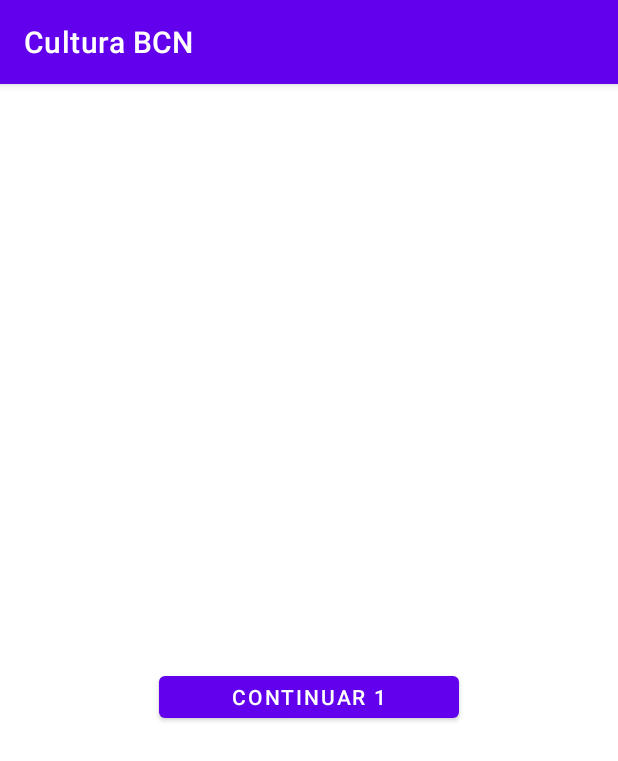
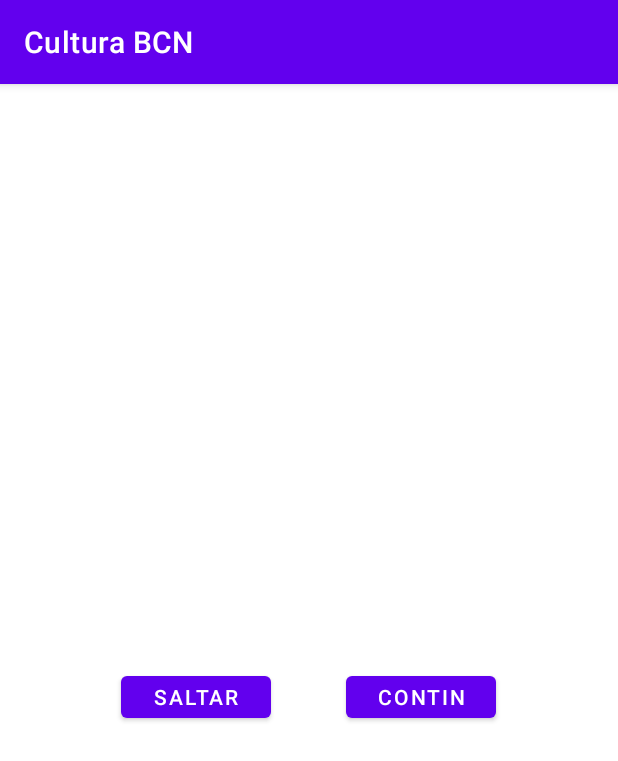
Before and after one commit to DevRoger/Cultura_BCN, an Android app: the screen it shows after launch (OnboardingActivity), on a phone screen of 412 x 824 dp. Shown: the top 761 px of the screen. Run offline under Robolectric (Android 15) with nearby library versions, the phone set to English and light mode, and no system bars.

Commit message:
Implementados botones de 'Skip' en OnBoarding.

```diff
--- a/app/src/main/java/com/example/culturabcn/onboarding/OnboardingActivity.kt
+++ b/app/src/main/java/com/example/culturabcn/onboarding/OnboardingActivity.kt
@@ -4,8 +4,6 @@ import android.os.Bundle
 import androidx.appcompat.app.AppCompatActivity
 import androidx.viewpager2.widget.ViewPager2
 import com.example.culturabcn.R
-import com.google.android.material.tabs.TabLayout
-import com.google.android.material.tabs.TabLayoutMediator
 
 class OnboardingActivity : AppCompatActivity() {
 
--- a/app/src/main/java/com/example/culturabcn/onboarding/OnboardingAdapter.kt
+++ b/app/src/main/java/com/example/culturabcn/onboarding/OnboardingAdapter.kt
@@ -1,6 +1,5 @@
 package com.example.culturabcn.onboarding
 
-import android.os.Bundle
 import androidx.fragment.app.Fragment
 import androidx.viewpager2.adapter.FragmentStateAdapter
 import OnboardingFragment1
--- a/app/src/main/java/com/example/culturabcn/onboarding/OnboardingFragment1.kt
+++ b/app/src/main/java/com/example/culturabcn/onboarding/OnboardingFragment1.kt
@@ -1,8 +1,10 @@
+import android.content.Intent
 import android.os.Bundle
 import android.view.View
 import android.widget.Button
 import androidx.fragment.app.Fragment
 import androidx.viewpager2.widget.ViewPager2
+import com.example.culturabcn.MainActivity
 import com.example.culturabcn.R
 
 class OnboardingFragment1 : Fragment(R.layout.fragment_onboarding_1) {
@@ -11,10 +13,19 @@ class OnboardingFragment1 : Fragment(R.layout.fragment_onboarding_1) {
         super.onViewCreated(view, savedInstanceState)
 
         val btnContinuarF1 = view.findViewById<Button>(R.id.btnContinuarF1)
+        val btnSaltarF1 = view.findViewById<Button>(R.id.btnSaltar1)
 
         btnContinuarF1.setOnClickListener {
             val viewPager2 = requireActivity().findViewById<ViewPager2>(R.id.viewPager)  // Obtener el ViewPager2 de la actividad
             viewPager2.currentItem = 1
         }
+
+        btnSaltarF1.setOnClickListener {
+            // Redirigir al usuario a la MainActivity
+            val intent = Intent(requireActivity(), MainActivity::class.java)
+            startActivity(intent)
+
+            requireActivity().finish()  // Termina la actividad de onboarding para que no pueda volver
+        }
     }
 }
--- a/app/src/main/res/layout/fragment_onboarding_1.xml
+++ b/app/src/main/res/layout/fragment_onboarding_1.xml
@@ -1,15 +1,29 @@
 <?xml version="1.0" encoding="utf-8"?>
-<FrameLayout
-    xmlns:android="http://schemas.android.com/apk/res/android"
+<FrameLayout xmlns:android="http://schemas.android.com/apk/res/android"
     android:layout_width="match_parent"
-    android:layout_height="match_parent" >
+    android:layout_height="match_parent">
 
-    <Button
-        android:id="@+id/btnContinuarF1"
-        android:text="Continuar 1"
-        android:layout_width="200dp"
-        android:layout_height="40dp"
-        android:layout_gravity="center"/>
+    <LinearLayout
+        android:layout_width="match_parent"
+        android:layout_height="wrap_content"
+        android:layout_gravity="center"
+        android:gravity="center">
 
+        <Button
+            android:id="@+id/btnSaltar1"
+            android:layout_width="100dp"
+            android:layout_height="40dp"
+            android:layout_gravity="center"
+            android:text="Saltar 1" />
+        <Space
+            android:layout_width="50dp"
+            android:layout_height="wrap_content"/>
+
+        <Button
+            android:id="@+id/btnContinuarF1"
+            android:layout_width="100dp"
+            android:layout_height="40dp"
+            android:text="Continuar 1" />
+    </LinearLayout>
 
 </FrameLayout>
```
Also changed, not shown: app/src/main/java/com/example/culturabcn/onboarding/OnboardingFragment2.kt (+11 -0 lines), app/src/main/res/layout/fragment_onboarding_2.xml (+21 -5 lines).
